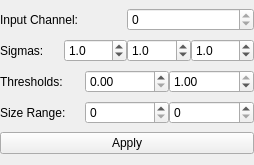
Before: the Qt Designer form ilastik/applets/thresholdTwoLevels/drawer.ui in ilastik/ilastik, drawn with Qt 5.
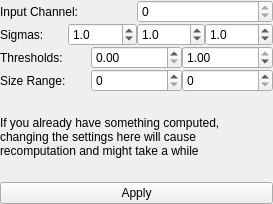
After: the same form once the commit is applied.

Commit message: incorporate label transfering, add a warning to thresholding applet

The edit to the form file:
```diff
--- a/ilastik/applets/thresholdTwoLevels/drawer.ui
+++ b/ilastik/applets/thresholdTwoLevels/drawer.ui
@@ -6,8 +6,8 @@
    <rect>
     <x>0</x>
     <y>0</y>
-    <width>254</width>
-    <height>165</height>
+    <width>273</width>
+    <height>204</height>
    </rect>
   </property>
   <property name="windowTitle">
@@ -203,6 +203,15 @@
        </item>
       </layout>
      </item>
+     <item>
+      <widget class="QLabel" name="label_4">
+       <property name="text">
+        <string>If you already have something computed,
+changing the settings here will cause
+recomputation and might take a while </string>
+       </property>
+      </widget>
+     </item>
      <item>
       <widget class="QPushButton" name="applyButton">
        <property name="text">
```
The commit also changes 1 other file.
